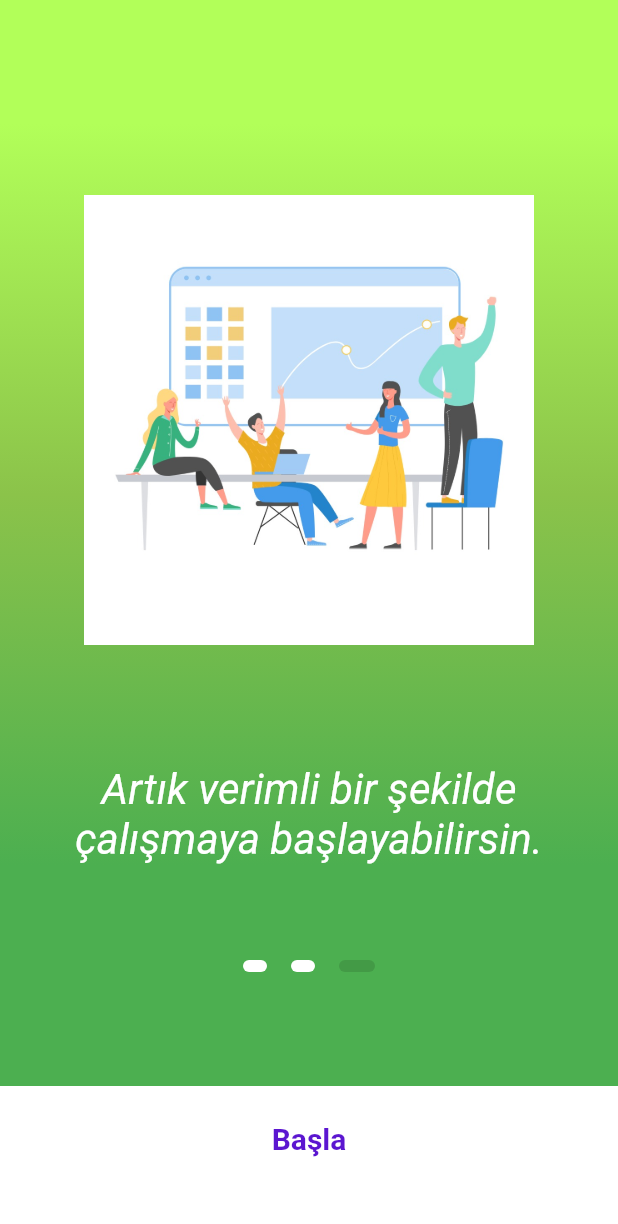
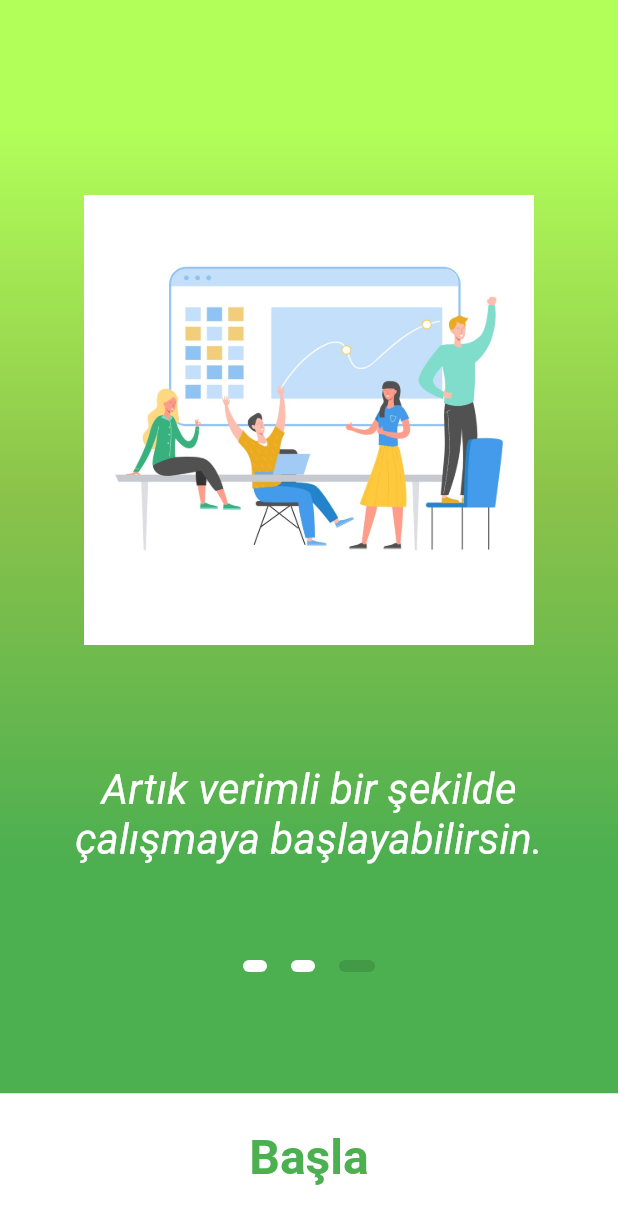
Before and after one commit to no145flutterapp/no145, a Flutter app: the screen it shows after launch, swiped to page 3, on a phone screen of 412 x 824 dp. Shown: the top 1224 px of the screen. Run offline on Flutter 3.47's test engine with Material 2 defaults, Android fonts, the phone set to English and light mode, and no system bars; our stand-ins replace cloud_firestore, firebase_auth, firebase_core; accounts and stored records are empty.

Commit message:
onboarding ekranı

```diff
--- a/lib/pages/onboarding.dart
+++ b/lib/pages/onboarding.dart
@@ -1,7 +1,5 @@
 import 'package:flutter/material.dart';
 import 'package:flutter/services.dart';
-import 'package:no145/utilities/styles.dart';
-
 import 'package:no145/pages/login.dart';
 
 class OnboardingScreen extends StatefulWidget {
@@ -153,7 +151,7 @@ class _OnboardingScreenState extends State<OnboardingScreen> {
       ),
       bottomSheet: _currentPage == _numPages - 1
           ? Container(
-              height: 100.0,
+              height: 95.0,
               width: double.infinity,
               color: Colors.white,
               child: InkWell(
@@ -165,12 +163,12 @@ class _OnboardingScreenState extends State<OnboardingScreen> {
                 },
                 child: Center(
                   child: Padding(
-                    padding: EdgeInsets.only(bottom: 30.0),
+                    padding: EdgeInsets.only(bottom: 10.0),
                     child: Text(
                       'Başla',
                       style: TextStyle(
-                        color: Color(0xFF5B16D0),
-                        fontSize: 20.0,
+                        color: Colors.green,
+                        fontSize: 32.0,
                         fontWeight: FontWeight.bold,
                       ),
                     ),
```
